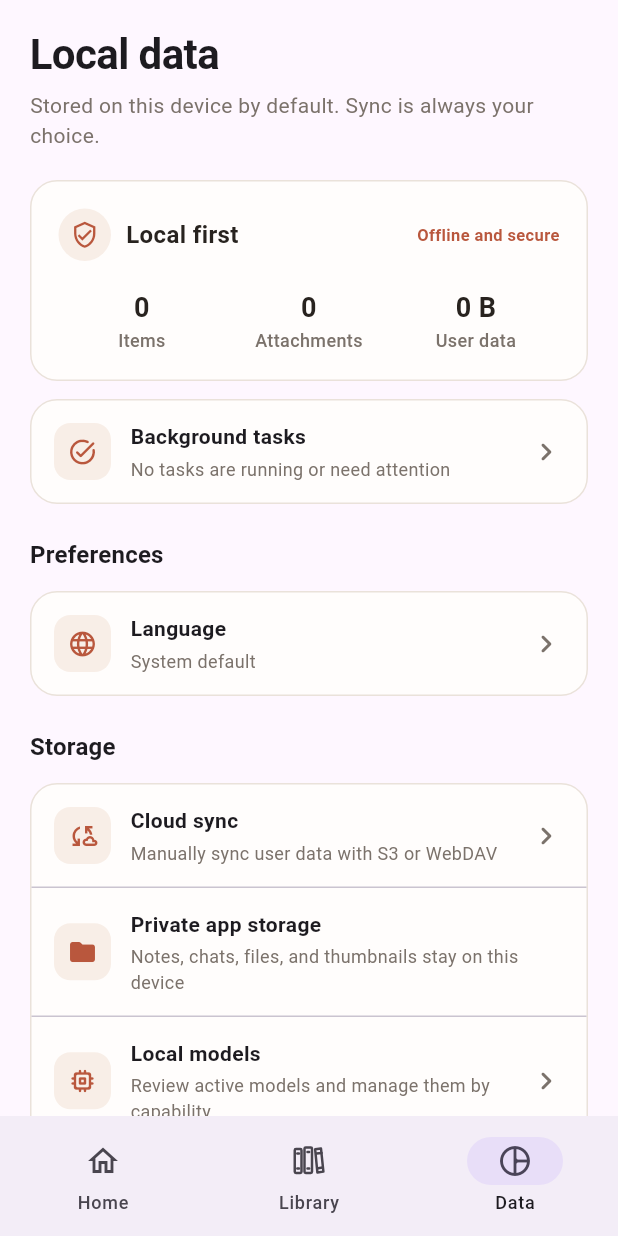
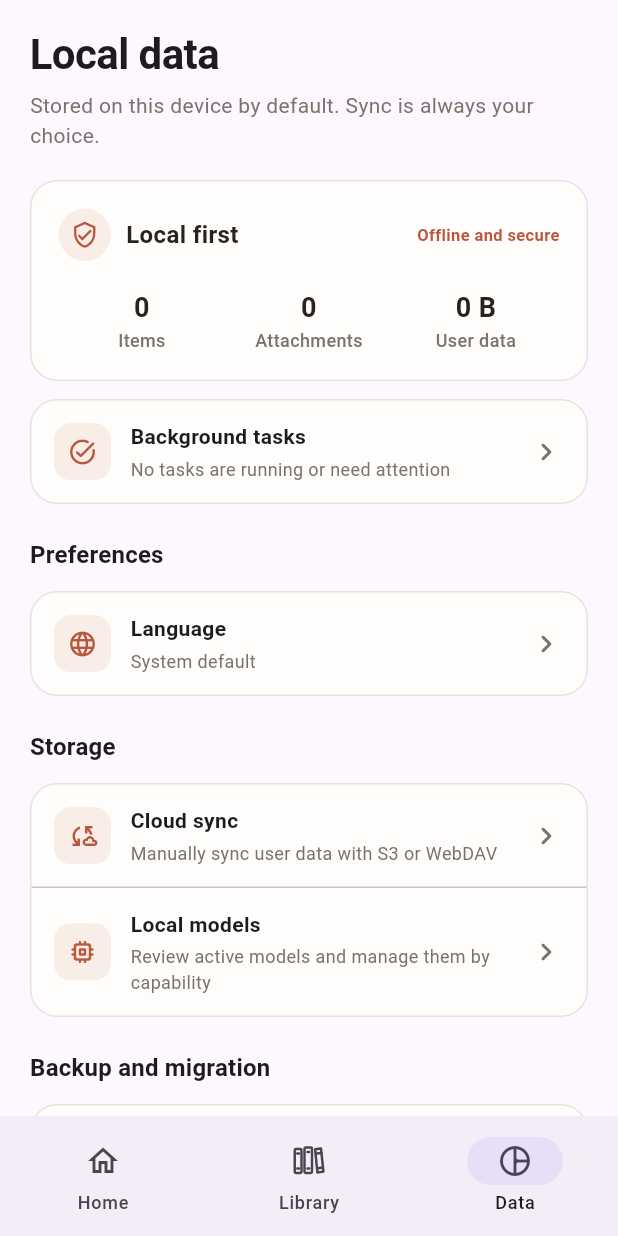
Before and after one commit to wsshow/fknotes, a Flutter app: the HomePage screen opened directly, item 3 of the bottom bar chosen, on a phone screen of 412 x 824 dp. Run offline on Flutter 3.47's test engine with Material 3 defaults, Android fonts, the phone set to English and light mode, and no system bars; our stand-ins replace flutter_markdown_plus, image_picker, just_audio, local_auth, open_file and 5 more; missing offline and left inert: dart:ffi, file_selector, flutter_math_fork, google_mlkit_text_recognition, local_auth_android, local_auth_darwin and 3 more; accounts and stored records are empty.

Commit message:
refactor: 精简数据页存储入口

```diff
--- a/lib/l10n/app_en.arb
+++ b/lib/l10n/app_en.arb
@@ -85,8 +85,6 @@
   "unifiedStorage": "Storage",
   "cloudSync": "Cloud sync",
   "cloudSyncSubtitle": "Manually sync user data with S3 or WebDAV",
-  "privateAppStorage": "Private app storage",
-  "privateAppStorageSubtitle": "Notes, chats, files, and thumbnails stay on this device",
   "localModels": "Local models",
   "localModelsSubtitle": "Review active models and manage them by capability",
   "backupAndMigration": "Backup and migration",
--- a/lib/l10n/app_zh.arb
+++ b/lib/l10n/app_zh.arb
@@ -85,8 +85,6 @@
   "unifiedStorage": "统一存储",
   "cloudSync": "云同步",
   "cloudSyncSubtitle": "手动同步用户数据，支持 S3 和 WebDAV",
-  "privateAppStorage": "应用私有存储",
-  "privateAppStorageSubtitle": "笔记、聊天、附件和缩略图均安全保存在本机",
   "localModels": "本地模型",
   "localModelsSubtitle": "查看正在使用的模型并按能力分类管理",
   "backupAndMigration": "备份与迁移",
--- a/lib/pages/home_page.dart
+++ b/lib/pages/home_page.dart
@@ -1393,13 +1393,6 @@ class _DataTabState extends State<_DataTab> {
               ),
               const Divider(height: 1),
               _SettingRow(
-                icon: Icons.folder_rounded,
-                title: l10n.privateAppStorage,
-                subtitle: l10n.privateAppStorageSubtitle,
-                showChevron: false,
-              ),
-              const Divider(height: 1),
-              _SettingRow(
                 icon: Icons.memory_rounded,
                 title: l10n.localModels,
                 subtitle: l10n.localModelsSubtitle,
```
Also changed, not shown: lib/l10n/generated/app_localizations.dart, lib/l10n/generated/app_localizations_en.dart, lib/l10n/generated/app_localizations_zh.dart, 1 other file.
